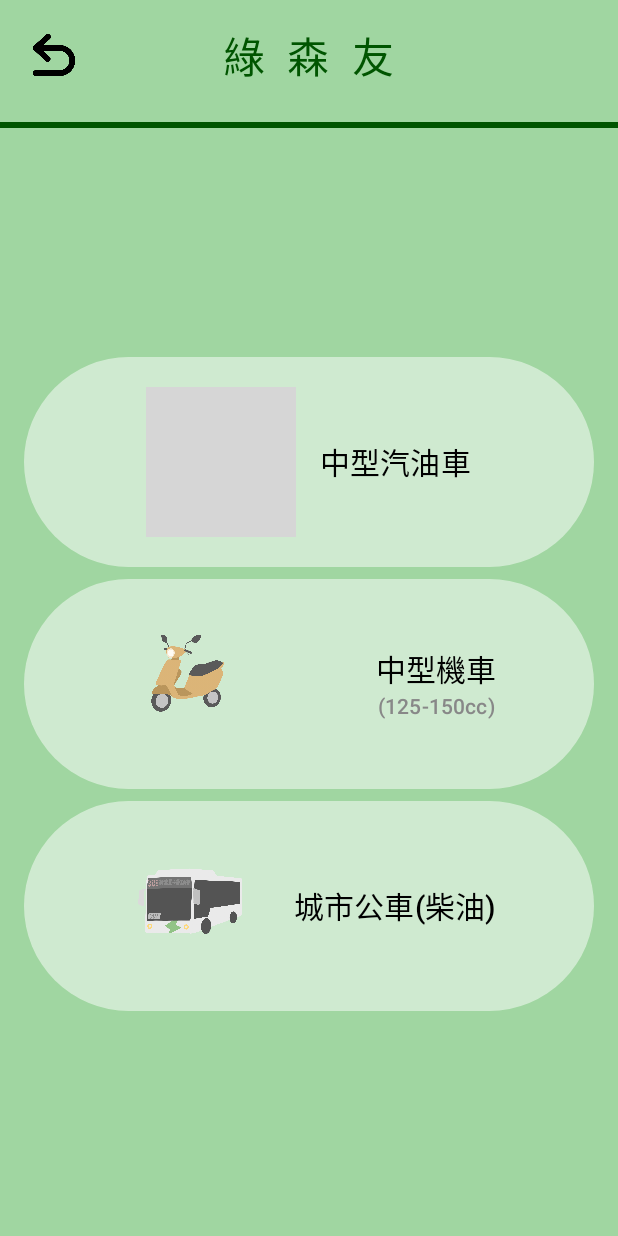
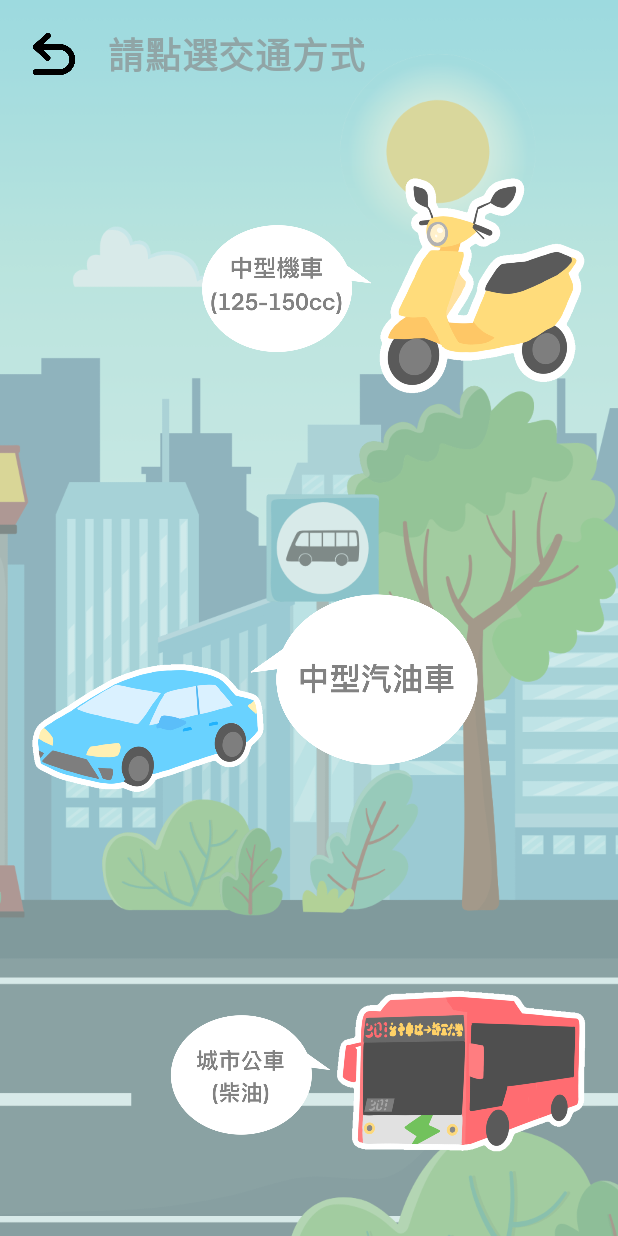
Before and after one commit to Green2025220/Green, an Android app built with Jetpack Compose: the CalculatorScreen screen opened through its navigation route, on a phone screen of 412 x 824 dp. Run offline under Robolectric (Android 15) with nearby library versions, the phone set to English and light mode, and no system bars; our stand-ins replace Firebase (no records; nobody signed in at launch, a user with empty details on screens opened directly); grey boxes are pictures that could not be loaded.

Commit message:
1024-碳排放介面

```diff
--- a/app/src/main/java/tw/edu/pu/csim/s1114702/green/Calculator.kt
+++ b/app/src/main/java/tw/edu/pu/csim/s1114702/green/Calculator.kt
@@ -1,24 +1,22 @@
 package tw.edu.pu.csim.s1114702.green
 
+
+import androidx.compose.animation.core.*
 import androidx.compose.foundation.Image
 import androidx.compose.foundation.background
 import androidx.compose.foundation.clickable
-import androidx.compose.foundation.layout.Arrangement
 import androidx.compose.foundation.layout.Box
-import androidx.compose.foundation.layout.Column
-import androidx.compose.foundation.layout.PaddingValues
 import androidx.compose.foundation.layout.Row
 import androidx.compose.foundation.layout.Spacer
 import androidx.compose.foundation.layout.fillMaxSize
 import androidx.compose.foundation.layout.fillMaxWidth
-import androidx.compose.foundation.layout.height
+import androidx.compose.foundation.layout.offset
 import androidx.compose.foundation.layout.padding
 import androidx.compose.foundation.layout.size
 import androidx.compose.foundation.layout.width
-import androidx.compose.material3.Button
-import androidx.compose.material3.ButtonDefaults
 import androidx.compose.material3.Text
 import androidx.compose.runtime.Composable
+import androidx.compose.runtime.getValue
 import androidx.compose.ui.Alignment
 import androidx.compose.ui.graphics.Color
 import androidx.compose.ui.unit.dp
@@ -26,170 +24,123 @@ import androidx.compose.ui.unit.sp
 import androidx.navigation.NavController
 import androidx.compose.ui.Modifier
 import androidx.compose.ui.res.painterResource
+import androidx.compose.ui.layout.ContentScale
+import androidx.compose.ui.text.font.FontWeight
+import androidx.compose.ui.graphics.graphicsLayer
+import androidx.compose.foundation.layout.Column
+import androidx.compose.foundation.layout.Arrangement
 
 @Composable
 fun CalculatorScreen(navController: NavController) {
-    val backgroundImage = painterResource(id = R.drawable.greenback)
+    val backgroundImage = painterResource(id = R.drawable.road)
     val backButtonImage = painterResource(id = R.drawable.backarrow)
 
+
+    // 閃爍動畫
+    val infiniteTransition = rememberInfiniteTransition()
+    val alpha by infiniteTransition.animateFloat(
+        initialValue = 1f,
+        targetValue = 0.3f,
+        animationSpec = infiniteRepeatable(
+            animation = tween(1500, easing = LinearEasing),
+            repeatMode = RepeatMode.Reverse
+        )
+    )
+
+
     Box(
-        modifier = Modifier
-            .fillMaxSize()
-            .background(Color(0xFFA0D6A1)) // 淺綠色背景
+        modifier = Modifier.fillMaxSize()
     ) {
-        Column(
-            modifier = Modifier
-                .fillMaxSize()
-                .padding(bottom = 30.dp),
-            verticalArrangement = Arrangement.Top,  // 讓內容從上方開始排列
-            horizontalAlignment = Alignment.CenterHorizontally
-        ) {
-            // **返回箭頭 + 標題**
-            Box(
+        // 背景圖片
+        Image(
+            painter = backgroundImage,
+            contentDescription = "Background",
+            modifier = Modifier.fillMaxSize(),
+            contentScale = ContentScale.Crop
+        )
+
+
+        // **返回箭頭 + 提示文字**
+        Row(
             modifier = Modifier
                 .fillMaxWidth()
-                    .padding(16.dp),
+                .padding(16.dp)
+                .align(Alignment.TopStart),
+            verticalAlignment = Alignment.CenterVertically
         ) {
             // **返回按鈕靠左**
             Image(
-                    painter = painterResource(id = R.drawable.backarrow), // 確保 R.drawable.backarrow 存在
+                painter = backButtonImage,
                 contentDescription = "Back",
                 modifier = Modifier
-                        .size(40.dp) // 設定返回按鈕大小
-                        .align(Alignment.CenterStart) // **對齊 Box 左側**
-                        .clickable { navController.popBackStack() } // 點擊返回上一頁
+                    .size(40.dp)
+                    .clickable { navController.popBackStack() }
             )
 
-                // **標題置中**
+
+            Spacer(modifier = Modifier.width(16.dp))
+
+
+            // **提示文字 - 閃爍效果**
             Text(
-                    text = "綠  森  友",
-                    fontSize = 28.sp,
-                    color = Color(0xFF005500), // 深綠色
-                    modifier = Modifier.align(Alignment.Center) // **文字置中**
+                text = "請點選交通方式",
+                fontSize = 24.sp,
+                color = Color.Gray,
+                fontWeight = FontWeight.Bold,
+                modifier = Modifier.graphicsLayer(alpha = alpha)
             )
         }
 
-            Spacer(modifier = Modifier.height(8.dp))
-            // **橫線**
+
+        // 中型汽油車按鈕 - 用 Box 包裹
         Box(
             modifier = Modifier
-                    .fillMaxWidth() // 橫線貼齊左右
-                    .height(4.dp) // 設定線條厚度
-                    .background(Color(0xFF005500))
-            )
-
-            Spacer(modifier = Modifier.height(32.dp)) // 與按鈕列表的間距
-
-            // 顯示回收地點頁面的文字
-            Column(
-                modifier = Modifier
-                    .fillMaxSize()
-                    .padding(16.dp),
-                verticalArrangement = Arrangement.Center,
-                horizontalAlignment = Alignment.CenterHorizontally
-            ) {
-
-                // 三個按鈕：汽油車、機車、公車
-                Column(
-                    horizontalAlignment = Alignment.CenterHorizontally,
-                    verticalArrangement = Arrangement.spacedBy(8.dp)
-                ) {
-                    Button(
-                        onClick = { navController.navigate("Car") },
-                        modifier = Modifier
-                            .fillMaxWidth()
-                            .height(140.dp),
-                        colors = ButtonDefaults.buttonColors(containerColor = Color.White.copy(alpha = 0.5f)) // 可根據需求修改背景顏色
-                    ) {
-                        Row(
-                            modifier = Modifier.fillMaxSize(),
-                            verticalAlignment = Alignment.CenterVertically, // 垂直置中
-                            horizontalArrangement = Arrangement.Center // **水平方向也置中**
+                .size(300.dp)  // 👈 控制點擊區域
+                .align(Alignment.CenterStart)
+                .offset(x = 20.dp, y = 10.dp)
+                .padding(top = 80.dp, end = 0.dp)
+                .clickable { navController.navigate("Car") }
         ) {
             Image(
-                                painter = painterResource(id = R.drawable.car), // 放你的按鈕內圖片
-                                contentDescription = "Car Icon",
-                                modifier = Modifier
-                                    .size(100.dp) // 調整圖片大小
-                            )
-                            Spacer(modifier = Modifier.size(16.dp)) // 增加圖片與文字間距
-                            Text(
-                                text = "中型汽油車",
-                                fontSize = 20.sp,
-                                color = Color.Black
+                painter = painterResource(id = R.drawable.car5),
+                contentDescription = "Car",
+                modifier = Modifier.fillMaxSize(),
+                contentScale = ContentScale.Fit
             )
         }
+
+        // 中型機車按鈕 - 用 Box 包裹
+        Box(
+            modifier = Modifier
+                .size(260.dp)  // 👈 控制點擊區域
+                .align(Alignment.TopEnd)
+                .offset(x = (-20).dp, y = 20.dp)
+                .padding(top = 80.dp, end = 0.dp)
+                .clickable { navController.navigate("Motor") }
+        ) {
+            Image(
+                painter = painterResource(id = R.drawable.scooter4),
+                contentDescription = "Scooter",
+                modifier = Modifier.fillMaxSize(),
+                contentScale = ContentScale.Fit
+            )
         }
 
-
-                    Button(
-                        onClick = { navController.navigate("Motor") },
+        // 城市公車按鈕 - 用 Box 包裹
+        Box(
             modifier = Modifier
-                            .fillMaxWidth()
-                            .height(140.dp),
-                        colors = ButtonDefaults.buttonColors(containerColor = Color.White.copy(alpha = 0.5f))
-                    ) {
-                        Row(
-                            modifier = Modifier.fillMaxSize(),
-                            verticalAlignment = Alignment.CenterVertically, // 垂直置中
-                            horizontalArrangement = Arrangement.Center // 水平方向置中
+                .size(280.dp)  // 👈 控制點擊區域
+                .align(Alignment.BottomEnd)
+                .offset(x = (-20).dp, y = (-10).dp)
+                .padding(top = 80.dp, end = 0.dp)
+                .clickable { navController.navigate("Bus") }
         ) {
             Image(
-                                painter = painterResource(id = R.drawable.scooter), // 放你的按鈕內圖片
-                                contentDescription = "Scooter Icon",
-                                modifier = Modifier
-                                    .size(100.dp) // 調整圖片大小
-                                    .weight(1f) // 確保左右佔比相等，讓圖片與文字保持對稱
-                            )
-                            Spacer(modifier = Modifier.width(8.dp)) // 控制間距
-                            Column(
-                                modifier = Modifier.weight(1f), // 確保與圖片權重相同，保持居中
-                                horizontalAlignment = Alignment.CenterHorizontally
-                            ) {
-                                Text(
-                                    text = "中型機車",
-                                    fontSize = 20.sp,
-                                    color = Color.Black
-                                )
-                                Text(
-                                    text = "(125-150cc)",
-                                    fontSize = 14.sp, // 縮小字體
-                                    color = Color.Gray // 可以根據需求改變顏色
+                painter = painterResource(id = R.drawable.bus4),
+                contentDescription = "Bus",
+                modifier = Modifier.fillMaxSize(),
+                contentScale = ContentScale.Fit
             )
         }
     }
 }
-
-
-
-                Button(
-                        onClick = { navController.navigate("Bus") },
-                        modifier = Modifier
-                            .fillMaxWidth()
-                            .height(140.dp),
-                        colors = ButtonDefaults.buttonColors(containerColor = Color.White.copy(alpha = 0.5f)) // 可根據需求修改背景顏色
-                    ) {
-                        Row(
-                            modifier = Modifier.fillMaxSize(),
-                            verticalAlignment = Alignment.CenterVertically, // 垂直置中
-                            horizontalArrangement = Arrangement.Center // **水平方向也置中**
-                        ) {
-                            Image(
-                                painter = painterResource(id = R.drawable.bus), // 放你的按鈕內圖片
-                                contentDescription = "Car Icon",
-                                modifier = Modifier
-                                    .size(100.dp) // 調整圖片大小
-                            )
-                            Spacer(modifier = Modifier.size(16.dp)) // 增加圖片與文字間距
-                            Text(
-                                text = "城市公車(柴油)",
-                                fontSize = 20.sp,
-                                color = Color.Black
-                            )
-                        }
-                    }
-                }
-            }
-        }
-    }
-}
--- a/app/src/main/java/tw/edu/pu/csim/s1114702/green/MainActivity.kt
+++ b/app/src/main/java/tw/edu/pu/csim/s1114702/green/MainActivity.kt
@@ -1,6 +1,6 @@
 package tw.edu.pu.csim.s1114702.green
 
-import android.content.Context
+
 import android.os.Bundle
 import android.widget.Toast
 import androidx.activity.ComponentActivity
@@ -26,30 +26,34 @@ import com.google.firebase.FirebaseApp
 import com.google.firebase.firestore.FirebaseFirestore
 import tw.edu.pu.csim.s1114702.green.ui.theme.GreenTheme
 import java.security.MessageDigest
-import java.util.Base64
+
 
 class MainActivity : ComponentActivity() {
     override fun onCreate(savedInstanceState: Bundle?) {
         super.onCreate(savedInstanceState)
+
 
         // Firebase 初始化
         if (FirebaseApp.getApps(this).isEmpty()) {
             FirebaseApp.initializeApp(this)
         }
 
+
         setContent {
             GreenTheme {
-                AppNavigation(context = this)
+                AppNavigation()
             }
         }
     }
 }
 
+
 @Composable
-fun AppNavigation(context: Context) {
+fun AppNavigation() {
     val navController = rememberNavController()
     val viewModel: ViewModel = viewModel()
     var userEmail by remember { mutableStateOf("") }
+
 
     NavHost(navController = navController, startDestination = "login") {
         composable("login") {
@@ -59,26 +63,26 @@ fun AppNavigation(context: Context) {
         }
         composable("scone") { SconeScreen(navController) }
         composable("calculator") { CalculatorScreen(navController) }
-        composable("car") { CarScreen(navController, context) }
-        composable("motor") { MotorScreen(navController, context) }
-        composable("bus") { BusScreen(navController, context) }
+        composable("car") { CarScreen(navController) }
+        composable("motor") { MotorScreen(navController) }
+        composable("bus") { BusScreen(navController) }
         composable("game") { GameScreen(navController) }
         composable("myforest") { MyforestScreen(navController, viewModel, userEmail) }
         composable("everyday") { EverydayScreen(navController, viewModel) }
         composable("store") { StoreScreen(navController, viewModel, userEmail) }
         composable("Game1") { QuizGameScreen(navController, viewModel = viewModel) }
         composable("turn") { TurnScreen(navController) }
-        composable("Garbagegame") { GarbageGameScreen(
-            navController = navController,
-            viewModel = viewModel,
-            userEmail = userEmail
-        )
+        composable("Garbagegame") {
+            GarbageGameScreen(
+                navController = navController,
+                viewModel = viewModel,
+                userEmail = userEmail
+            )
         }
-        composable("garbage") {
-            GarbageScreen(navController)
-        }
+        composable("garbage") { GarbageScreen(navController) }
     }
 }
+
 
 @Composable
 fun LoginScreen(
@@ -91,9 +95,11 @@ fun LoginScreen(
     val context = LocalContext.current
     val db = FirebaseFirestore.getInstance()
 
+
     var email by remember { mutableStateOf("") }
     var password by remember { mutableStateOf("") }
     var errorMessage by remember { mutableStateOf<String?>(null) }
+
 
     Box(modifier = Modifier.fillMaxSize()) {
         Image(
@@ -102,6 +108,7 @@ fun LoginScreen(
             contentScale = ContentScale.Crop,
             modifier = Modifier.matchParentSize()
         )
+
 
         Column(
             modifier = Modifier.fillMaxSize(),
@@ -116,12 +123,14 @@ fun LoginScreen(
                 modifier = Modifier.padding(bottom = 8.dp)
             )
 
+
             TextField(
                 value = email,
                 onValueChange = { email = it },
                 label = { Text("帳號 (Email)") },
                 modifier = Modifier.width(250.dp)
             )
+
 
             TextField(
                 value = password,
@@ -130,7 +139,9 @@ fun LoginScreen(
                 modifier = Modifier.width(250.dp)
             )
 
+
             Spacer(modifier = Modifier.height(16.dp))
+
 
             Button(onClick = {
                 loginUser(email, password, context, navController, db, viewModel, onLoginSuccess)
@@ -138,15 +149,16 @@ fun LoginScreen(
                 Text("登入")
             }
 
-            Button(onClick = {
-                registerUser(email, password, context, db)
-            }) {
+
+            Button(onClick = { registerUser(email, password, context, db) }) {
                 Text("註冊")
             }
+
 
             errorMessage?.let {
                 Text(text = it, color = Color.Red, fontSize = 14.sp)
             }
+
 
             Image(
                 painter = treeImage,
@@ -163,10 +175,11 @@ fun LoginScreen(
     }
 }
 
+
 fun loginUser(
     email: String,
     password: String,
-    context: Context,
+    context: android.content.Context,
     navController: NavController,
     db: FirebaseFirestore,
     viewModel: ViewModel,
@@ -177,6 +190,7 @@ fun loginUser(
         return
     }
 
+
     db.collection("users").document(email).get()
         .addOnSuccessListener { document ->
             if (document.exists()) {
@@ -184,13 +198,10 @@ fun loginUser(
                 val inputPasswordHash = hashPassword(password)
                 if (storedPasswordHash == inputPasswordHash) {
                     Toast.makeText(context, "登入成功！", Toast.LENGTH_SHORT).show()
-
-                    //從 Firebase 載入完整的挑戰資料
                     viewModel.loadDailyChallengeFromFirebase(email) {
                         onLoginSuccess(email)
                         navController.navigate("scone")
                     }
-
                 } else {
                     Toast.makeText(context, "密碼錯誤", Toast.LENGTH_SHORT).show()
                 }
@@ -203,23 +214,22 @@ fun loginUser(
         }
 }
 
-fun registerUser(email: String, password: String, context: Context, db: FirebaseFirestore) {
+
+fun registerUser(email: String, password: String, context: android.content.Context, db: FirebaseFirestore) {
     if (email.isBlank() || password.isBlank()) {
         Toast.makeText(context, "請輸入帳號和密碼", Toast.LENGTH_SHORT).show()
         return
     }
 
-    // 加密密碼
+
     val hashedPassword = hashPassword(password)
-
-    // 準備儲存資料
     val user = hashMapOf(
         "email" to email,
-        "password" to hashedPassword,  // 儲存加密後的密碼
+        "password" to hashedPassword,
         "score" to 0
     )
 
-    // 儲存用戶資料到 Firestore
+
     db.collection("users").document(email).set(user)
         .addOnSuccessListener {
             Toast.makeText(context, "註冊成功，請登入！", Toast.LENGTH_SHORT).show()
@@ -229,7 +239,8 @@ fun registerUser(email: String, password: String, context: Context, db: Firebase
         }
 }
 
+
 fun hashPassword(password: String): String {
     val bytes = MessageDigest.getInstance("SHA-256").digest(password.toByteArray())
-    return bytes.joinToString("") { "%02x".format(it) }  // 使用 Hex 格式
+    return bytes.joinToString("") { "%02x".format(it) }
 }
```
Also changed, not shown: app/src/main/java/tw/edu/pu/csim/s1114702/green/Bus.kt (+62 -60 lines), app/src/main/java/tw/edu/pu/csim/s1114702/green/Car.kt (+65 -64 lines), app/src/main/java/tw/edu/pu/csim/s1114702/green/Motor.kt (+63 -59 lines), app/src/main/res/drawable/bus2.png (added), app/src/main/res/drawable/bus4.png (added), app/src/main/res/drawable/car2.png (added), app/src/main/res/drawable/car3.png (added), app/src/main/res/drawable/car5.png (added), app/src/main/res/drawable/road.png (added), app/src/main/res/drawable/road2.png (added), app/src/main/res/drawable/scooter2.png (added), app/src/main/res/drawable/scooter4.png (added). Lines whose indentation alone changed are shown as unchanged.
